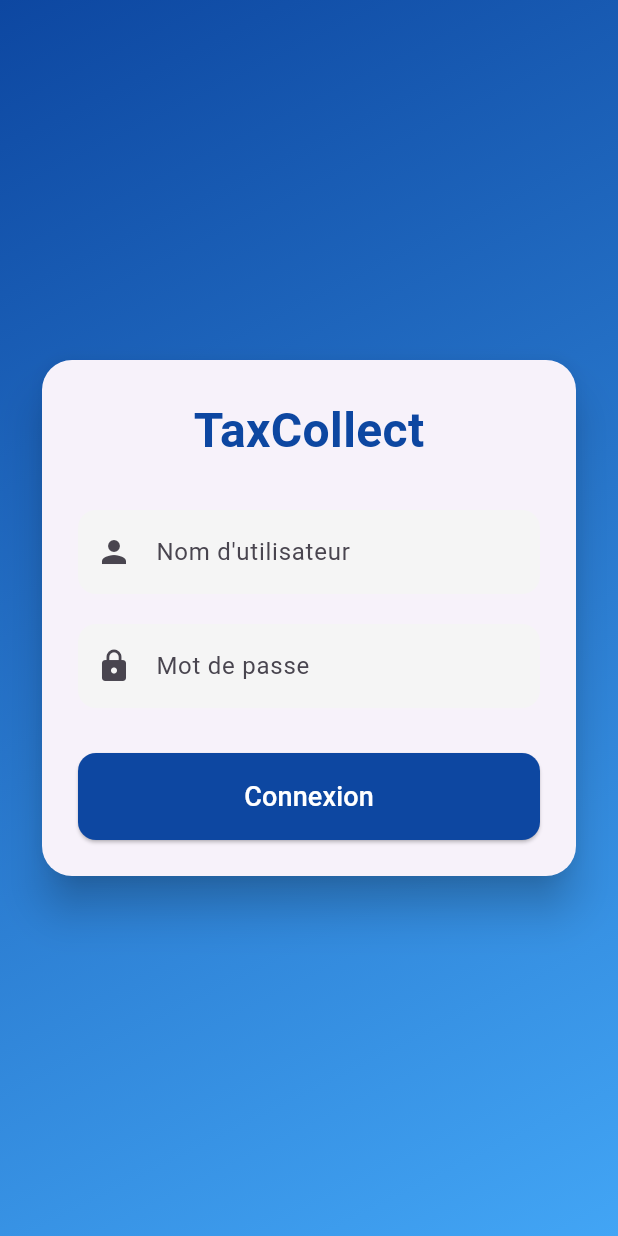
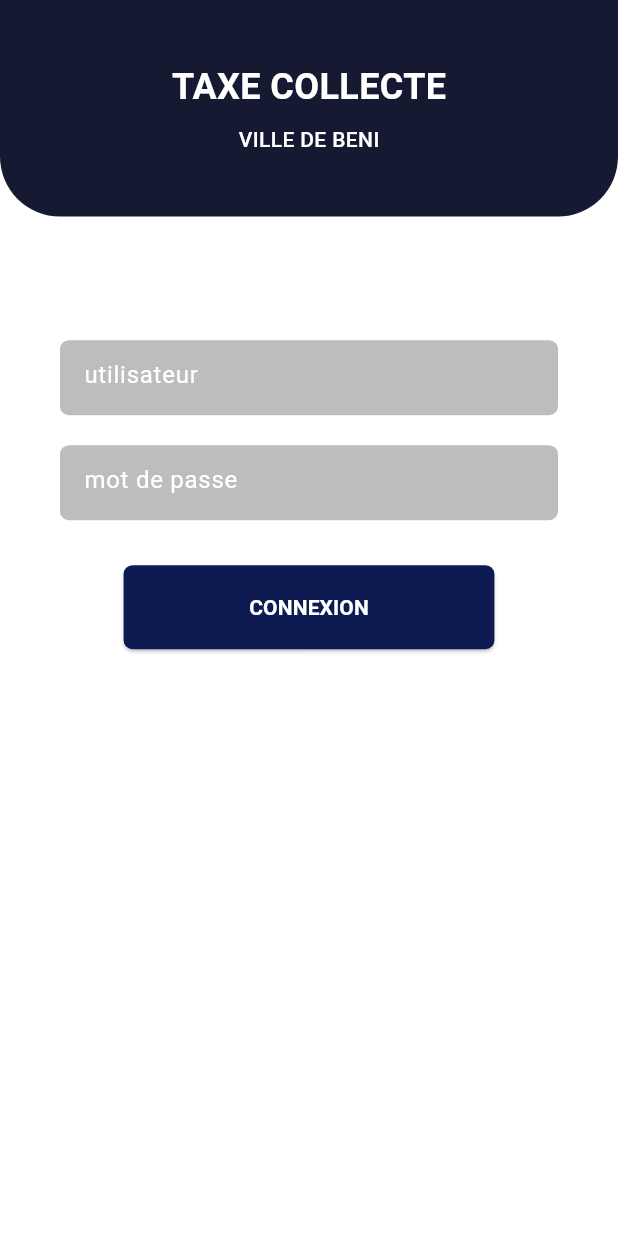
Before and after one commit to danychibox/tax_collect, a Flutter app: the screen it shows after launch, on a phone screen of 412 x 824 dp. Run offline on Flutter 3.47's test engine with Material 3 defaults, Android fonts, the phone set to English and light mode, and no system bars; our stand-ins replace pdf, sqflite, syncfusion_flutter_charts; accounts and stored records are empty.

Commit message:
transformation de login

```diff
--- a/lib/main.dart
+++ b/lib/main.dart
@@ -33,7 +33,7 @@ class MyApp extends StatelessWidget {
         primarySwatch: Colors.blue,
         visualDensity: VisualDensity.adaptivePlatformDensity,
       ),
-      home: const LoginScreen(),
+      home: const LoginPage(),
       debugShowCheckedModeBanner: false,
     );
   }
--- a/lib/screens/auth/login_screen.dart
+++ b/lib/screens/auth/login_screen.dart
@@ -2,129 +2,140 @@ import 'package:flutter/material.dart';
 import 'package:tax_collect/screens/admin/admin_dashboard.dart';
 import 'package:tax_collect/screens/taxpayer/dashboard_screen.dart';
 
-class LoginScreen extends StatefulWidget {
-  const LoginScreen({super.key});
-
-  @override
-  _LoginScreenState createState() => _LoginScreenState();
-}
-
-class _LoginScreenState extends State<LoginScreen> {
-  final _formKey = GlobalKey<FormState>();
-  final _usernameController = TextEditingController();
-  final _passwordController = TextEditingController();
+class LoginPage extends StatelessWidget {
+  const LoginPage({super.key});
 
   @override
   Widget build(BuildContext context) {
     return Scaffold(
-      body: Container(
+      backgroundColor: Colors.white,
+      body: LayoutBuilder(
+        builder: (context, constraints) {
+          double width = constraints.maxWidth;
+          double height = constraints.maxHeight;
+
+          // Déterminer si l'écran est large (tablette / PC)
+          bool isLargeScreen = width > 600;
+
+          // Ajustement des tailles en fonction de l'écran
+          double padding = isLargeScreen ? width * 0.2 : 40;
+          double titleSize = isLargeScreen ? 32 : 24;
+          double subtitleSize = isLargeScreen ? 18 : 14;
+          double inputHeight = isLargeScreen ? 60 : 50;
+          double buttonWidth = isLargeScreen ? width * 0.4 : width * 0.6;
+
+          return SingleChildScrollView(
+            child: Column(
+              children: [
+                // Bandeau haut
+                Container(
+                  width: double.infinity,
+                  padding: EdgeInsets.symmetric(vertical: height * 0.05),
                   decoration: const BoxDecoration(
-          gradient: LinearGradient(
-            colors: [Color(0xFF0D47A1), Color(0xFF42A5F5)],
-            begin: Alignment.topLeft,
-            end: Alignment.bottomRight,
+                    color: Color(0xFF151931),
+                    borderRadius: BorderRadius.only(
+                      bottomLeft: Radius.circular(40),
+                      bottomRight: Radius.circular(40),
                     ),
                   ),
-        child: Center(
-          child: SingleChildScrollView(
-            padding: const EdgeInsets.symmetric(horizontal: 24.0),
-            child: Card(
-              shape: RoundedRectangleBorder(
-                borderRadius: BorderRadius.circular(20),
-              ),
-              elevation: 12,
-              child: Padding(
-                padding: const EdgeInsets.all(24.0),
-                child: Form(
-                  key: _formKey,
                   child: Column(
-                    mainAxisSize: MainAxisSize.min,
                     children: [
-                      const Text(
-                        'TaxCollect',
+                      Text(
+                        "TAXE COLLECTE",
                         style: TextStyle(
-                          fontSize: 32,
+                          color: Colors.white,
+                          fontSize: titleSize,
                           fontWeight: FontWeight.bold,
-                          color: Color(0xFF0D47A1),
                         ),
                       ),
-                      const SizedBox(height: 30),
-                      TextFormField(
-                        controller: _usernameController,
-                        decoration: InputDecoration(
-                          labelText: 'Nom d\'utilisateur',
-                          prefixIcon: const Icon(Icons.person),
-                          filled: true,
-                          fillColor: Colors.grey[100],
-                          border: OutlineInputBorder(
-                            borderRadius: BorderRadius.circular(12),
-                            borderSide: BorderSide.none,
-                          ),
-                        ),
-                        validator: (value) {
-                          if (value == null || value.isEmpty) {
-                            return 'Veuillez entrer votre nom d\'utilisateur';
-                          }
-                          return null;
-                        },
-                      ),
-                      const SizedBox(height: 20),
-                      TextFormField(
-                        controller: _passwordController,
-                        obscureText: true,
-                        decoration: InputDecoration(
-                          labelText: 'Mot de passe',
-                          prefixIcon: const Icon(Icons.lock),
-                          filled: true,
-                          fillColor: Colors.grey[100],
-                          border: OutlineInputBorder(
-                            borderRadius: BorderRadius.circular(12),
-                            borderSide: BorderSide.none,
-                          ),
-                        ),
-                        validator: (value) {
-                          if (value == null || value.isEmpty) {
-                            return 'Veuillez entrer votre mot de passe';
-                          }
-                          return null;
-                        },
-                      ),
-                      const SizedBox(height: 30),
-                      SizedBox(
-                        width: double.infinity,
-                        child: ElevatedButton(
-                          onPressed: _login,
-                          style: ElevatedButton.styleFrom(
-                            padding: const EdgeInsets.symmetric(vertical: 16),
-                            backgroundColor: const Color(0xFF0D47A1),
-                            foregroundColor: Colors.white,
-                            shape: RoundedRectangleBorder(
-                              borderRadius: BorderRadius.circular(12),
-                            ),
-                          ),
-                          child: const Text(
-                            'Connexion',
-                            style: TextStyle(fontSize: 18),
-                          ),
+                      const SizedBox(height: 8),
+                      Text(
+                        "VILLE DE BENI",
+                        style: TextStyle(
+                          color: Colors.white,
+                          fontSize: subtitleSize,
+                          fontWeight: FontWeight.w500,
                         ),
                       ),
                     ],
                   ),
                 ),
+
+                SizedBox(height: height * 0.1),
+
+                // Champ utilisateur
+                Padding(
+                  padding: EdgeInsets.symmetric(horizontal: padding),
+                  child: SizedBox(
+                    height: inputHeight,
+                    child: TextField(
+                      decoration: InputDecoration(
+                        filled: true,
+                        fillColor: Colors.grey.shade400,
+                        hintText: "utilisateur",
+                        hintStyle: const TextStyle(color: Colors.white),
+                        border: OutlineInputBorder(
+                          borderRadius: BorderRadius.circular(6),
+                          borderSide: BorderSide.none,
                         ),
                       ),
                     ),
                   ),
                 ),
+
+                const SizedBox(height: 20),
+
+                // Champ mot de passe
+                Padding(
+                  padding: EdgeInsets.symmetric(horizontal: padding),
+                  child: SizedBox(
+                    height: inputHeight,
+                    child: TextField(
+                      obscureText: true,
+                      decoration: InputDecoration(
+                        filled: true,
+                        fillColor: Colors.grey.shade400,
+                        hintText: "mot de passe",
+                        hintStyle: const TextStyle(color: Colors.white),
+                        border: OutlineInputBorder(
+                          borderRadius: BorderRadius.circular(6),
+                          borderSide: BorderSide.none,
+                        ),
+                      ),
+                    ),
+                  ),
+                ),
+
+                const SizedBox(height: 30),
+
+                // Bouton connexion
+                SizedBox(
+                  width: buttonWidth,
+                  child: ElevatedButton(
+                    style: ElevatedButton.styleFrom(
+                      backgroundColor: const Color(0xFF0D1B52),
+                      padding: const EdgeInsets.symmetric(vertical: 18),
+                      shape: RoundedRectangleBorder(
+                        borderRadius: BorderRadius.circular(6),
+                      ),
+                    ),
+                    onPressed: () {},
+                    child: const Text(
+                      "CONNEXION",
+                      style: TextStyle(
+                        color: Colors.white,
+                        fontWeight: FontWeight.bold,
+                      ),
+                    ),
+                  ),
+                ),
+
+                SizedBox(height: height * 0.05),
+              ],
+            ),
           );
-  }
-
-  void _login() {
-    if (_formKey.currentState!.validate()) {
-      Navigator.pushReplacement(
-        context,
-        MaterialPageRoute(builder: (_) => const AdminDashboard()),
+        },
+      ),
     );
   }
 }
-}
```
Also changed, not shown: pubspec.lock. Lines whose indentation alone changed are shown as unchanged.
